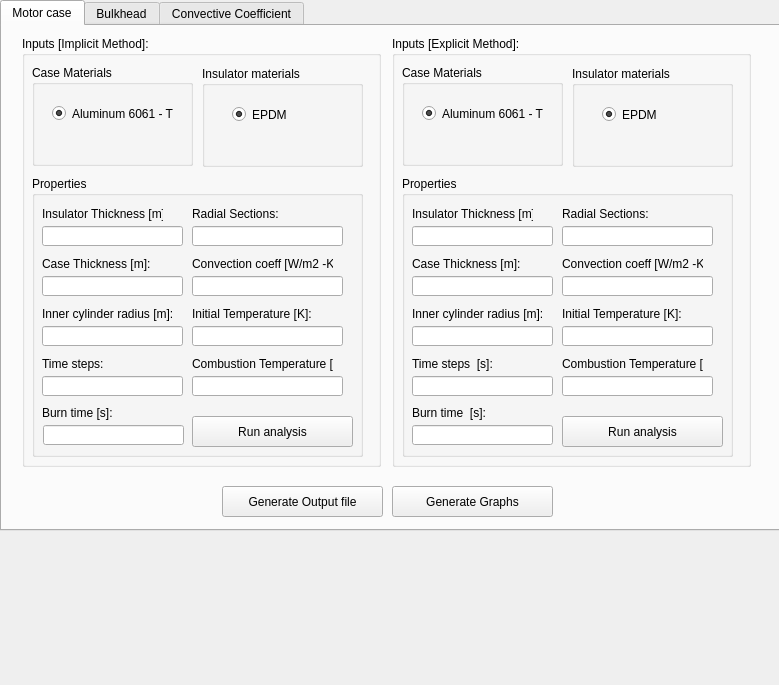
Qt form gui.ui (Andres2704/rocketthermalanalysis) before a commit.
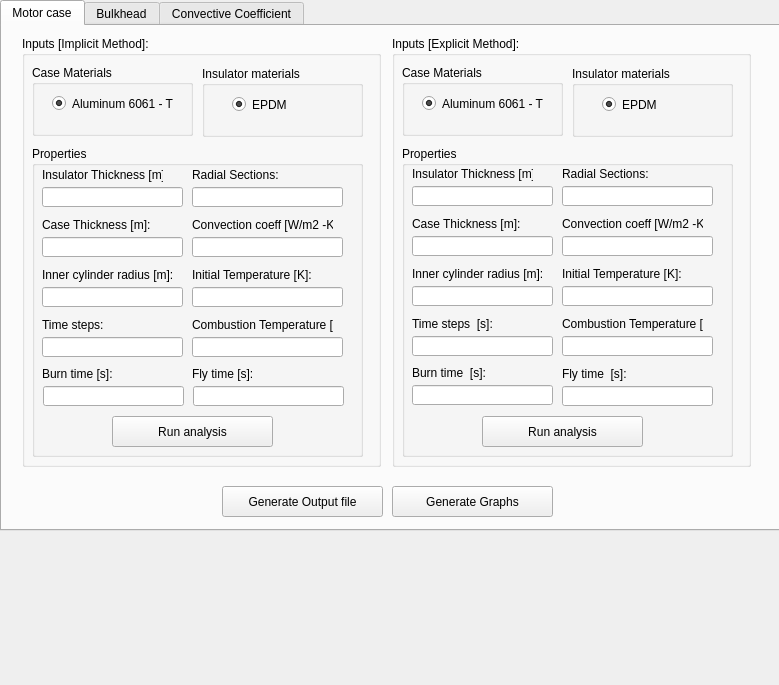
The same form after that commit. Icons and pictures are not drawn.

The edit to the form file:
```diff
--- a/gui.ui
+++ b/gui.ui
@@ -52,7 +52,7 @@
         <x>10</x>
         <y>29</y>
         <width>161</width>
-        <height>101</height>
+        <height>71</height>
        </rect>
       </property>
       <property name="title">
@@ -62,7 +62,7 @@
        <property name="geometry">
         <rect>
          <x>20</x>
-         <y>40</y>
+         <y>30</y>
          <width>121</width>
          <height>17</height>
         </rect>
@@ -81,7 +81,7 @@
         <x>180</x>
         <y>30</y>
         <width>161</width>
-        <height>101</height>
+        <height>71</height>
        </rect>
       </property>
       <property name="title">
@@ -91,7 +91,7 @@
        <property name="geometry">
         <rect>
          <x>30</x>
-         <y>40</y>
+         <y>30</y>
          <width>121</width>
          <height>17</height>
         </rect>
@@ -108,9 +108,9 @@
       <property name="geometry">
        <rect>
         <x>10</x>
-        <y>140</y>
+        <y>110</y>
         <width>331</width>
-        <height>281</height>
+        <height>311</height>
        </rect>
       </property>
       <property name="title">
@@ -120,7 +120,7 @@
        <property name="geometry">
         <rect>
          <x>10</x>
-         <y>30</y>
+         <y>20</y>
          <width>121</width>
          <height>16</height>
         </rect>
@@ -133,7 +133,7 @@
        <property name="geometry">
         <rect>
          <x>10</x>
-         <y>50</y>
+         <y>40</y>
          <width>141</width>
          <height>20</height>
         </rect>
@@ -143,7 +143,7 @@
        <property name="geometry">
         <rect>
          <x>10</x>
-         <y>80</y>
+         <y>70</y>
          <width>121</width>
          <height>16</height>
         </rect>
@@ -156,7 +156,7 @@
        <property name="geometry">
         <rect>
          <x>10</x>
-         <y>100</y>
+         <y>90</y>
          <width>141</width>
          <height>20</height>
         </rect>
@@ -166,7 +166,7 @@
        <property name="geometry">
         <rect>
          <x>10</x>
-         <y>130</y>
+         <y>120</y>
          <width>131</width>
          <height>16</height>
         </rect>
@@ -179,7 +179,7 @@
        <property name="geometry">
         <rect>
          <x>10</x>
-         <y>150</y>
+         <y>140</y>
          <width>141</width>
          <height>20</height>
         </rect>
@@ -189,7 +189,7 @@
        <property name="geometry">
         <rect>
          <x>160</x>
-         <y>30</y>
+         <y>20</y>
          <width>121</width>
          <height>16</height>
         </rect>
@@ -202,7 +202,7 @@
        <property name="geometry">
         <rect>
          <x>160</x>
-         <y>50</y>
+         <y>40</y>
          <width>151</width>
          <height>20</height>
         </rect>
@@ -212,7 +212,7 @@
        <property name="geometry">
         <rect>
          <x>160</x>
-         <y>100</y>
+         <y>90</y>
          <width>151</width>
          <height>20</height>
         </rect>
@@ -222,7 +222,7 @@
        <property name="geometry">
         <rect>
          <x>160</x>
-         <y>80</y>
+         <y>70</y>
          <width>141</width>
          <height>16</height>
         </rect>
@@ -235,7 +235,7 @@
        <property name="geometry">
         <rect>
          <x>160</x>
-         <y>130</y>
+         <y>120</y>
          <width>141</width>
          <height>16</height>
         </rect>
@@ -248,7 +248,7 @@
        <property name="geometry">
         <rect>
          <x>160</x>
-         <y>150</y>
+         <y>140</y>
          <width>151</width>
          <height>20</height>
         </rect>
@@ -258,7 +258,7 @@
        <property name="geometry">
         <rect>
          <x>160</x>
-         <y>180</y>
+         <y>170</y>
          <width>141</width>
          <height>16</height>
         </rect>
@@ -271,7 +271,7 @@
        <property name="geometry">
         <rect>
          <x>160</x>
-         <y>200</y>
+         <y>190</y>
          <width>151</width>
          <height>20</height>
         </rect>
@@ -281,7 +281,7 @@
        <property name="geometry">
         <rect>
          <x>10</x>
-         <y>229</y>
+         <y>219</y>
          <width>141</width>
          <height>16</height>
         </rect>
@@ -294,7 +294,7 @@
        <property name="geometry">
         <rect>
          <x>10</x>
-         <y>249</y>
+         <y>239</y>
          <width>141</width>
          <height>20</height>
         </rect>
@@ -303,8 +303,8 @@
       <widget class="QPushButton" name="run_explicit">
        <property name="geometry">
         <rect>
-         <x>160</x>
-         <y>240</y>
+         <x>80</x>
+         <y>270</y>
          <width>161</width>
          <height>31</height>
         </rect>
@@ -317,7 +317,7 @@
        <property name="geometry">
         <rect>
          <x>10</x>
-         <y>180</y>
+         <y>170</y>
          <width>141</width>
          <height>16</height>
         </rect>
@@ -330,12 +330,35 @@
        <property name="geometry">
         <rect>
          <x>10</x>
-         <y>200</y>
+         <y>190</y>
          <width>141</width>
          <height>20</height>
         </rect>
        </property>
       </widget>
+      <widget class="QLineEdit" name="t_total_explicit">
+       <property name="geometry">
+        <rect>
+         <x>160</x>
+         <y>240</y>
+         <width>151</width>
+         <height>20</height>
+        </rect>
+       </property>
+      </widget>
+      <widget class="QLabel" name="label_46">
+       <property name="geometry">
+        <rect>
+         <x>160</x>
+         <y>220</y>
+         <width>141</width>
+         <height>16</height>
+        </rect>
+       </property>
+       <property name="text">
+        <string>Fly time  [s]:</string>
+       </property>
+      </widget>
      </widget>
     </widget>
     <widget class="QGroupBox" name="implicit_gp">
@@ -356,7 +379,7 @@
         <x>10</x>
         <y>29</y>
         <width>161</width>
-        <height>101</height>
+        <height>71</height>
        </rect>
       </property>
       <property name="title">
@@ -366,7 +389,7 @@
        <property name="geometry">
         <rect>
          <x>20</x>
-         <y>40</y>
+         <y>30</y>
          <width>121</width>
          <height>17</height>
         </rect>
@@ -385,7 +408,7 @@
         <x>180</x>
         <y>30</y>
         <width>161</width>
-        <height>101</height>
+        <height>71</height>
        </rect>
       </property>
       <property name="title">
@@ -395,7 +418,7 @@
        <property name="geometry">
         <rect>
          <x>30</x>
-         <y>40</y>
+         <y>30</y>
          <width>121</width>
          <height>17</height>
         </rect>
@@ -412,9 +435,9 @@
       <property name="geometry">
        <rect>
         <x>10</x>
-        <y>140</y>
+        <y>110</y>
         <width>331</width>
-        <height>281</height>
+        <height>311</height>
        </rect>
       </property>
       <property name="title">
@@ -424,7 +447,7 @@
        <property name="geometry">
         <rect>
          <x>10</x>
-         <y>30</y>
+         <y>21</y>
          <width>121</width>
          <height>16</height>
         </rect>
@@ -437,7 +460,7 @@
        <property name="geometry">
         <rect>
          <x>10</x>
-         <y>50</y>
+         <y>41</y>
          <width>141</width>
          <height>20</height>
         </rect>
@@ -447,7 +470,7 @@
        <property name="geometry">
         <rect>
          <x>10</x>
-         <y>80</y>
+         <y>71</y>
          <width>121</width>
          <height>16</height>
         </rect>
@@ -460,7 +483,7 @@
        <property name="geometry">
         <rect>
          <x>10</x>
-         <y>100</y>
+         <y>91</y>
          <width>141</width>
          <height>20</height>
         </rect>
@@ -470,7 +493,7 @@
        <property name="geometry">
         <rect>
          <x>10</x>
-         <y>130</y>
+         <y>121</y>
          <width>131</width>
          <height>16</height>
         </rect>
@@ -483,7 +506,7 @@
        <property name="geometry">
         <rect>
          <x>10</x>
-         <y>150</y>
+         <y>141</y>
          <width>141</width>
          <height>20</height>
         </rect>
@@ -493,7 +516,7 @@
        <property name="geometry">
         <rect>
          <x>160</x>
-         <y>30</y>
+         <y>21</y>
          <width>121</width>
          <height>16</height>
         </rect>
@@ -506,7 +529,7 @@
        <property name="geometry">
         <rect>
          <x>160</x>
-         <y>50</y>
+         <y>41</y>
          <width>151</width>
          <height>20</height>
         </rect>
@@ -516,7 +539,7 @@
        <property name="geometry">
         <rect>
          <x>160</x>
-         <y>100</y>
+         <y>91</y>
          <width>151</width>
          <height>20</height>
         </rect>
@@ -526,7 +549,7 @@
        <property name="geometry">
         <rect>
          <x>160</x>
-         <y>80</y>
+         <y>71</y>
          <width>141</width>
          <height>16</height>
         </rect>
@@ -539,7 +562,7 @@
        <property name="geometry">
         <rect>
          <x>160</x>
-         <y>130</y>
+         <y>121</y>
          <width>141</width>
          <height>16</height>
         </rect>
@@ -552,7 +575,7 @@
        <property name="geometry">
         <rect>
          <x>160</x>
-         <y>150</y>
+         <y>141</y>
          <width>151</width>
          <height>20</height>
         </rect>
@@ -562,7 +585,7 @@
        <property name="geometry">
         <rect>
          <x>160</x>
-         <y>180</y>
+         <y>171</y>
          <width>141</width>
          <height>16</height>
         </rect>
@@ -575,7 +598,7 @@
        <property name="geometry">
         <rect>
          <x>160</x>
-         <y>200</y>
+         <y>191</y>
          <width>151</width>
          <height>20</height>
         </rect>
@@ -585,7 +608,7 @@
        <property name="geometry">
         <rect>
          <x>10</x>
-         <y>180</y>
+         <y>171</y>
          <width>141</width>
          <height>16</height>
         </rect>
@@ -598,7 +621,7 @@
        <property name="geometry">
         <rect>
          <x>10</x>
-         <y>200</y>
+         <y>191</y>
          <width>141</width>
          <height>20</height>
         </rect>
@@ -608,7 +631,7 @@
        <property name="geometry">
         <rect>
          <x>10</x>
-         <y>229</y>
+         <y>220</y>
          <width>141</width>
          <height>16</height>
         </rect>
@@ -621,7 +644,7 @@
        <property name="geometry">
         <rect>
          <x>11</x>
-         <y>249</y>
+         <y>240</y>
          <width>141</width>
          <height>20</height>
         </rect>
@@ -630,8 +653,8 @@
       <widget class="QPushButton" name="run_implicit">
        <property name="geometry">
         <rect>
-         <x>160</x>
-         <y>240</y>
+         <x>80</x>
+         <y>270</y>
          <width>161</width>
          <height>31</height>
         </rect>
@@ -640,6 +663,29 @@
         <string>Run analysis</string>
        </property>
       </widget>
+      <widget class="QLineEdit" name="t_total_implicit">
+       <property name="geometry">
+        <rect>
+         <x>161</x>
+         <y>240</y>
+         <width>151</width>
+         <height>20</height>
+        </rect>
+       </property>
+      </widget>
+      <widget class="QLabel" name="label_45">
+       <property name="geometry">
+        <rect>
+         <x>160</x>
+         <y>220</y>
+         <width>141</width>
+         <height>16</height>
+        </rect>
+       </property>
+       <property name="text">
+        <string>Fly time [s]:</string>
+       </property>
+      </widget>
      </widget>
     </widget>
     <widget class="QPushButton" name="generate_output">
```
Left out of the diff: 33 changed lines with no effect on the pictures.
